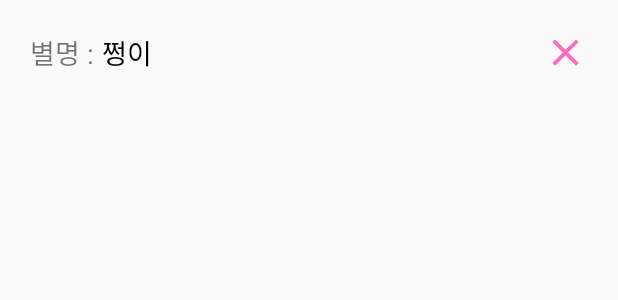
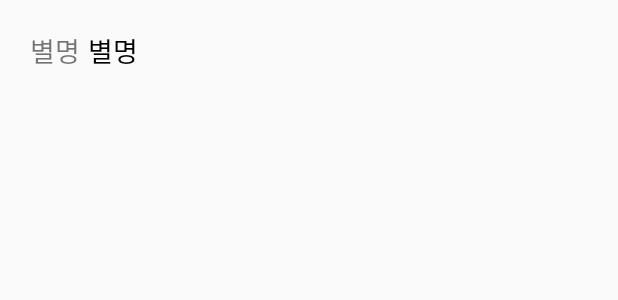
Before and after one commit to shinyelee/Dating_App, an Android app: the layout list_view_item.xml on its own in the app's theme, with its tools: preview values and no code run, on a phone screen of 412 x 824 dp. Shown: the top 300 px of the screen. Run offline under Robolectric (Android 15) with nearby library versions, the light colour scheme and no system bars.

Commit message:
Update comments, Code refactoring (item_card.xml list_view_item.xml misc.xml)

```diff
--- a/app/src/main/res/layout/list_view_item.xml
+++ b/app/src/main/res/layout/list_view_item.xml
@@ -3,10 +3,10 @@
 <androidx.constraintlayout.widget.ConstraintLayout
     xmlns:android="http://schemas.android.com/apk/res/android"
     xmlns:app="http://schemas.android.com/apk/res-auto"
-    xmlns:tools="http://schemas.android.com/tools"
     android:layout_width="match_parent"
     android:layout_height="match_parent">
 
+    <!-- 좋아요/메시지 아이템 -->
     <androidx.constraintlayout.widget.ConstraintLayout
         android:layout_width="match_parent"
         android:layout_height="wrap_content"
@@ -16,23 +16,25 @@
         app:layout_constraintStart_toStartOf="parent"
         app:layout_constraintTop_toTopOf="parent">
 
+        <!-- 별명 영역 -->
         <TextView
             android:id="@+id/lvNickArea"
             android:layout_width="wrap_content"
             android:layout_height="wrap_content"
-            android:paddingRight="5dp"
-            android:text="별명 :"
+            android:paddingEnd="5dp"
+            android:text="@string/nickname"
             android:textSize="18sp"
             app:layout_constraintBottom_toBottomOf="parent"
             app:layout_constraintStart_toStartOf="parent"
             app:layout_constraintTop_toTopOf="parent" />
 
+        <!-- 별명/메시지 영역 -->
         <TextView
             android:id="@+id/lvNick"
             android:layout_width="wrap_content"
             android:layout_height="wrap_content"
-            android:paddingRight="5dp"
-            android:text="쩡이"
+            android:paddingEnd="5dp"
+            android:text="@string/nickname"
             android:textColor="@color/black"
             android:textSize="18sp"
             app:layout_constraintBottom_toBottomOf="parent"
@@ -61,14 +63,14 @@
 <!--            app:layout_constraintTop_toTopOf="parent"-->
 <!--            app:tint="@color/purple_200" />-->
 
-        <ImageView
-            android:id="@+id/xItem"
-            android:layout_width="30dp"
-            android:layout_height="30dp"
-            android:src="@drawable/ic_baseline_clear_24"
-            app:layout_constraintEnd_toEndOf="parent"
-            app:layout_constraintTop_toTopOf="parent"
-            app:tint="@color/mainColor" />
+<!--        <ImageView-->
+<!--            android:id="@+id/xItem"-->
+<!--            android:layout_width="30dp"-->
+<!--            android:layout_height="30dp"-->
+<!--            android:src="@drawable/ic_baseline_clear_24"-->
+<!--            app:layout_constraintEnd_toEndOf="parent"-->
+<!--            app:layout_constraintTop_toTopOf="parent"-->
+<!--            app:tint="@color/mainColor" />-->
 
     </androidx.constraintlayout.widget.ConstraintLayout>
 
```
Also changed, not shown: app/src/main/res/layout/item_card.xml (+5 -6 lines).
